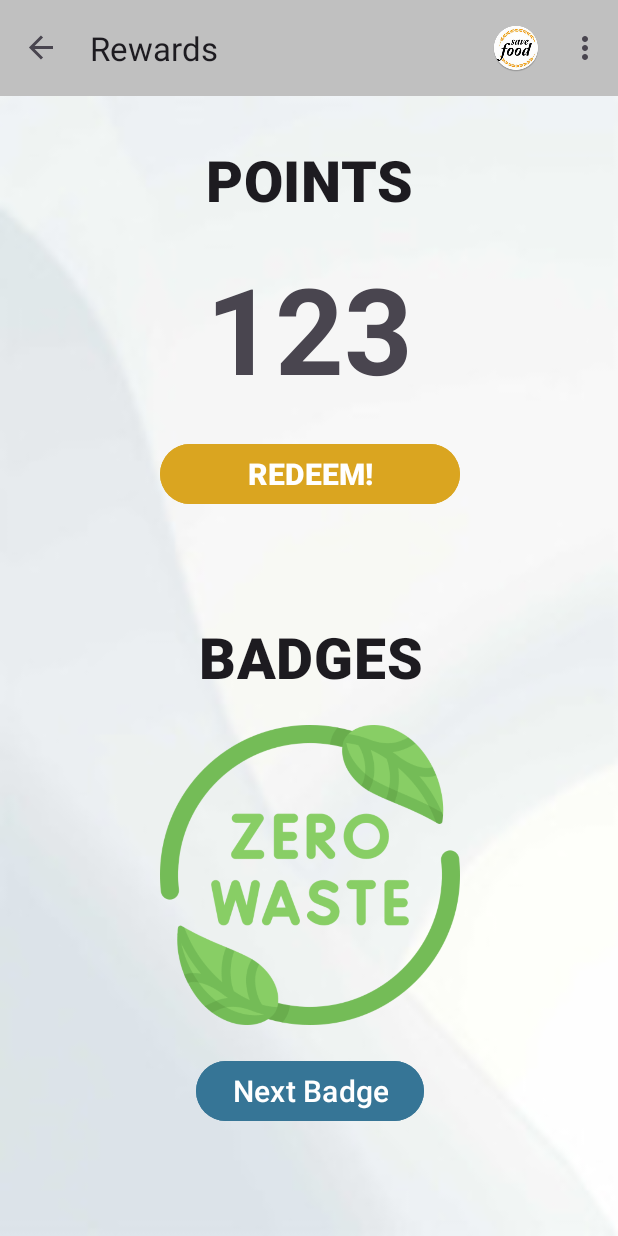
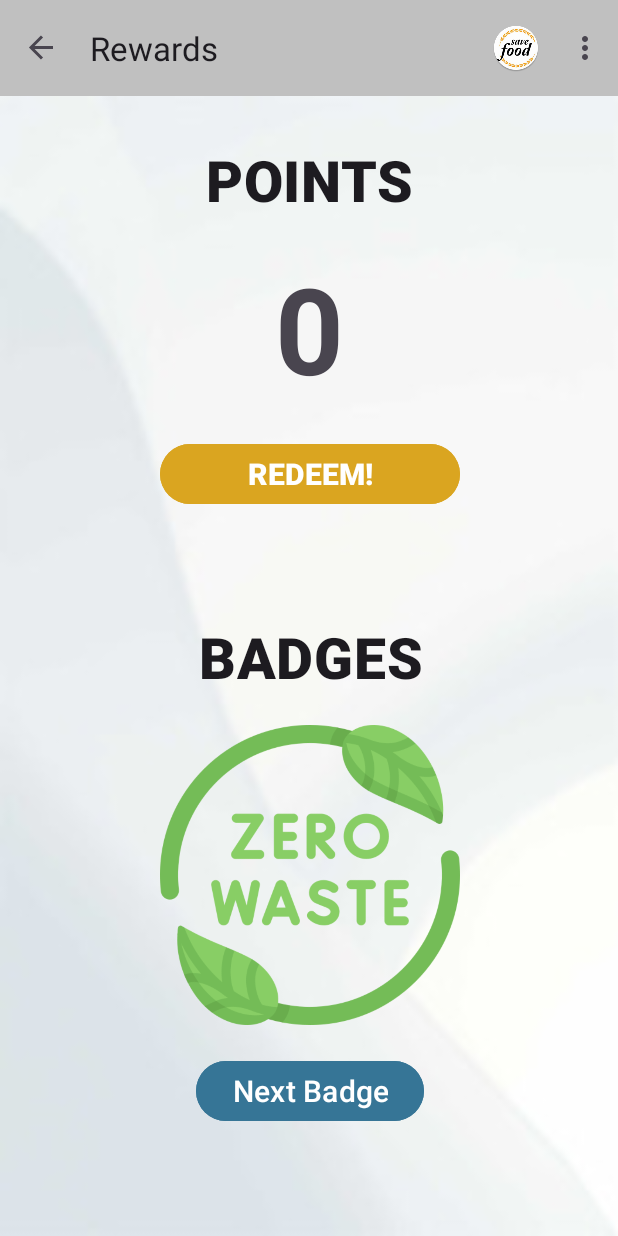
Before and after one commit to CS639-Team-4-Final-Project/FoodSave, an Android app: the Rewards screen opened through its navigation route, on a phone screen of 412 x 824 dp. Run offline under Robolectric (Android 15) with nearby library versions, the phone set to English and light mode, and no system bars; our stand-ins replace Firebase (no records; nobody signed in at launch, a user with empty details on screens opened directly), navigation-ui.

Commit message:
Rewards point functionality updated

```diff
--- a/app/src/main/java/com/example/foodsave/Rewards.kt
+++ b/app/src/main/java/com/example/foodsave/Rewards.kt
@@ -1,6 +1,8 @@
 package com.example.foodsave
 
+import android.content.ContentValues
 import android.os.Bundle
+import android.util.Log
 import android.view.LayoutInflater
 import androidx.appcompat.app.AppCompatActivity
 import android.view.View
@@ -8,11 +10,19 @@ import android.view.ViewGroup
 import android.widget.Button
 import android.widget.ImageSwitcher
 import android.widget.ImageView
+import android.widget.TextView
+import android.widget.Toast
 import androidx.fragment.app.Fragment
 import androidx.recyclerview.widget.LinearLayoutManager
 import androidx.recyclerview.widget.RecyclerView
+import com.google.firebase.auth.FirebaseAuth
+import com.google.firebase.firestore.DocumentReference
+import com.google.firebase.firestore.FirebaseFirestore
 
 class Rewards : Fragment(){
+
+    private lateinit var firebaseAuth: FirebaseAuth
+    private lateinit var fStore: FirebaseFirestore
 
     override fun onCreateView(
         inflater: LayoutInflater, container: ViewGroup?,
@@ -36,6 +46,24 @@ class Rewards : Fragment(){
     override fun onViewCreated(view: View, savedInstanceState: Bundle?) {
         super.onViewCreated(view, savedInstanceState)
 
+        firebaseAuth = FirebaseAuth.getInstance()
+        fStore = FirebaseFirestore.getInstance()
+        val userId = firebaseAuth.currentUser?.uid ?: return
+        val userRef = fStore.collection("users").document(userId)
+
+        userRef.get()
+            .addOnSuccessListener { documentSnapshot ->
+                val currentPoints = documentSnapshot.getLong("rewards")?.toInt() ?: 0
+                updatePointsDisplay(view, currentPoints)
+
+                view.findViewById<Button>(R.id.redeemButton).setOnClickListener {
+                    reducePointsAndUpdate(userRef, currentPoints, view)
+                }
+            }
+            .addOnFailureListener { exception ->
+                Log.d(ContentValues.TAG, "Rewards failed to fetch")
+            }
+
         imageSwitcher = view.findViewById(R.id.badgeImage_switcher)
         imageSwitcher.setFactory {
             val imageView = ImageView(requireContext())
@@ -50,13 +78,30 @@ class Rewards : Fragment(){
         }
     }
 
+    private fun reducePointsAndUpdate(userRef: DocumentReference, currentPoints: Int, view: View) {
+        val newPoints = currentPoints - 100
+        if (newPoints >= 0) {
+            userRef.update("rewards", newPoints)
+                .addOnSuccessListener {
+                    updatePointsDisplay(view, newPoints)
+                    Toast.makeText(requireContext(), "Points redeemed successfully!", Toast.LENGTH_SHORT).show()
+                }
+                .addOnFailureListener { exception ->
+                    Log.d(ContentValues.TAG, "Failed to update points: $exception")
+                }
+        } else {
+            Toast.makeText(requireContext(), "Insufficient points!", Toast.LENGTH_SHORT).show()
+        }
+    }
+
     private fun showNextBadge() {
         currentBadgeIndex = (currentBadgeIndex + 1) % badges.size
         imageSwitcher.setImageResource(badges[currentBadgeIndex])
     }
 
 
+    private fun updatePointsDisplay(view: View, points: Int) {
 
-
-
+        view.findViewById<TextView>(R.id.numberDisplay)?.text = points.toString()
+    }
 }
--- a/app/src/main/res/layout/rewards.xml
+++ b/app/src/main/res/layout/rewards.xml
@@ -27,12 +27,11 @@
         android:layout_width="wrap_content"
         android:layout_height="wrap_content"
         android:layout_marginTop="20dp"
-        android:text="@string/number"
         android:textSize="80sp"
         android:textStyle="bold"
         app:layout_constraintStart_toStartOf="@id/pointsText"
         app:layout_constraintEnd_toEndOf="@id/pointsText"
-        app:layout_constraintTop_toBottomOf="@id/pointsText" />
+        app:layout_constraintTop_toBottomOf="@id/pointsText"/>
 
 
     <Button
```
